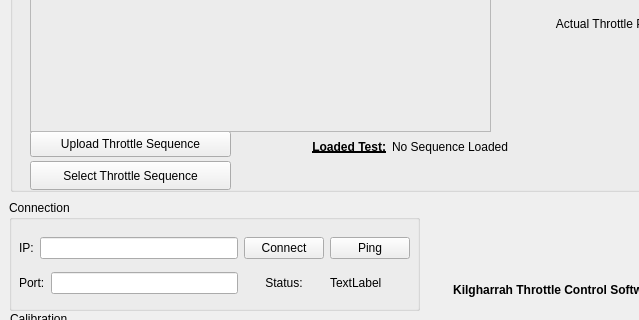
Qt form main.ui (SwanSEDS-Rocketry/SwanThrottleControl_GUI) before a commit; both pictures show x 0 to 639 and y 178 to 498 of the 902 by 626 pixel window.
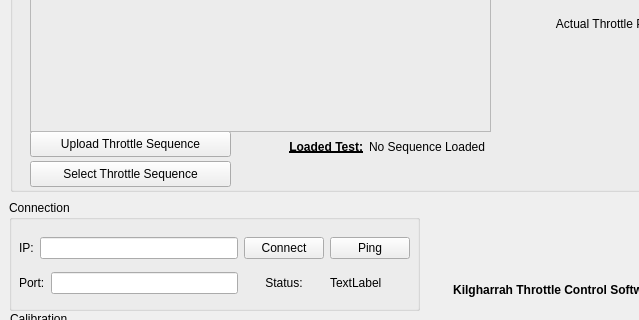
The same form after that commit. Icons and pictures are not drawn.

```diff
--- a/main.ui
+++ b/main.ui
@@ -190,9 +190,9 @@
     <widget class="QWidget" name="horizontalLayoutWidget_2">
      <property name="geometry">
       <rect>
-       <x>260</x>
+       <x>230</x>
        <y>290</y>
-       <width>239</width>
+       <width>251</width>
        <height>31</height>
       </rect>
      </property>
@@ -228,7 +228,7 @@
        <x>20</x>
        <y>320</y>
        <width>201</width>
-       <height>29</height>
+       <height>26</height>
       </rect>
      </property>
      <property name="text">
```
